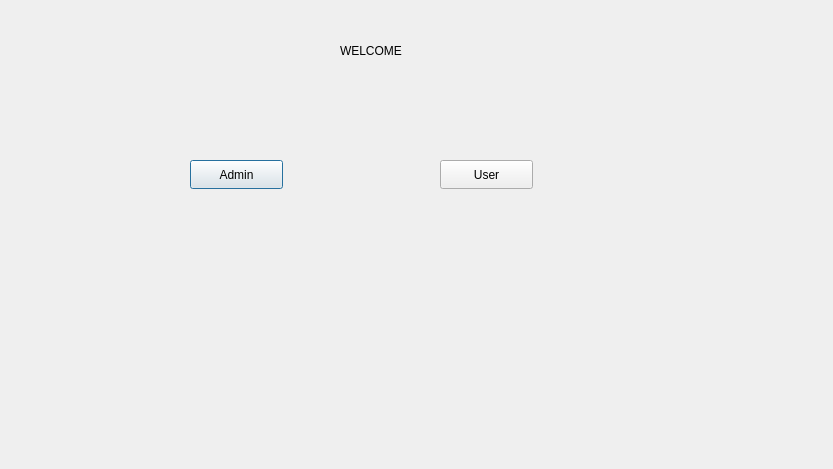
This is startdialog.ui in cristhianguerreno/StoreInventory as Qt 5 draws it before an edit. The edited form follows.
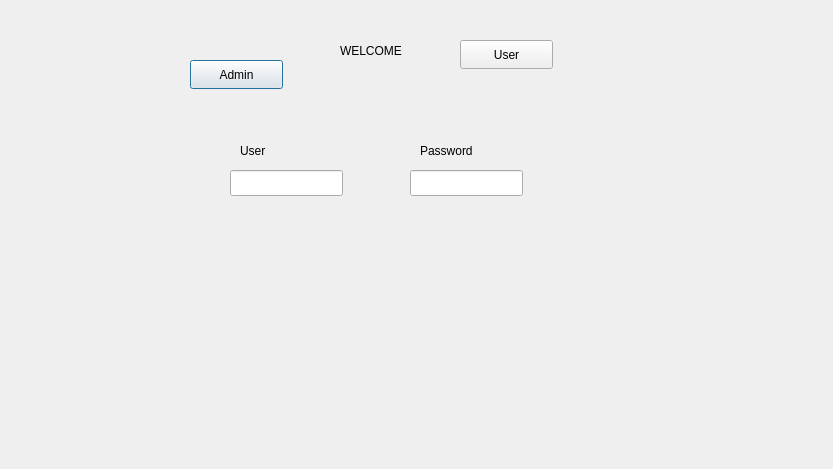
This is the edited form.

The edit to the form file:
```diff
--- a/startdialog.ui
+++ b/startdialog.ui
@@ -30,7 +30,7 @@
    <property name="geometry">
     <rect>
      <x>190</x>
-     <y>160</y>
+     <y>60</y>
      <width>93</width>
      <height>29</height>
     </rect>
@@ -42,8 +42,8 @@
   <widget class="QPushButton" name="pushBottom_User">
    <property name="geometry">
     <rect>
-     <x>440</x>
-     <y>160</y>
+     <x>460</x>
+     <y>40</y>
      <width>93</width>
      <height>29</height>
     </rect>
@@ -52,6 +52,52 @@
     <string>User</string>
    </property>
   </widget>
+  <widget class="QLineEdit" name="lineEditUser">
+   <property name="geometry">
+    <rect>
+     <x>230</x>
+     <y>170</y>
+     <width>113</width>
+     <height>26</height>
+    </rect>
+   </property>
+  </widget>
+  <widget class="QLineEdit" name="lineEditPassword">
+   <property name="geometry">
+    <rect>
+     <x>410</x>
+     <y>170</y>
+     <width>113</width>
+     <height>26</height>
+    </rect>
+   </property>
+  </widget>
+  <widget class="QLabel" name="lbl_Welcome_2">
+   <property name="geometry">
+    <rect>
+     <x>240</x>
+     <y>140</y>
+     <width>111</width>
+     <height>21</height>
+    </rect>
+   </property>
+   <property name="text">
+    <string>User</string>
+   </property>
+  </widget>
+  <widget class="QLabel" name="lbl_Welcome_3">
+   <property name="geometry">
+    <rect>
+     <x>420</x>
+     <y>140</y>
+     <width>111</width>
+     <height>21</height>
+    </rect>
+   </property>
+   <property name="text">
+    <string>Password</string>
+   </property>
+  </widget>
  </widget>
  <resources/>
  <connections/>
```
